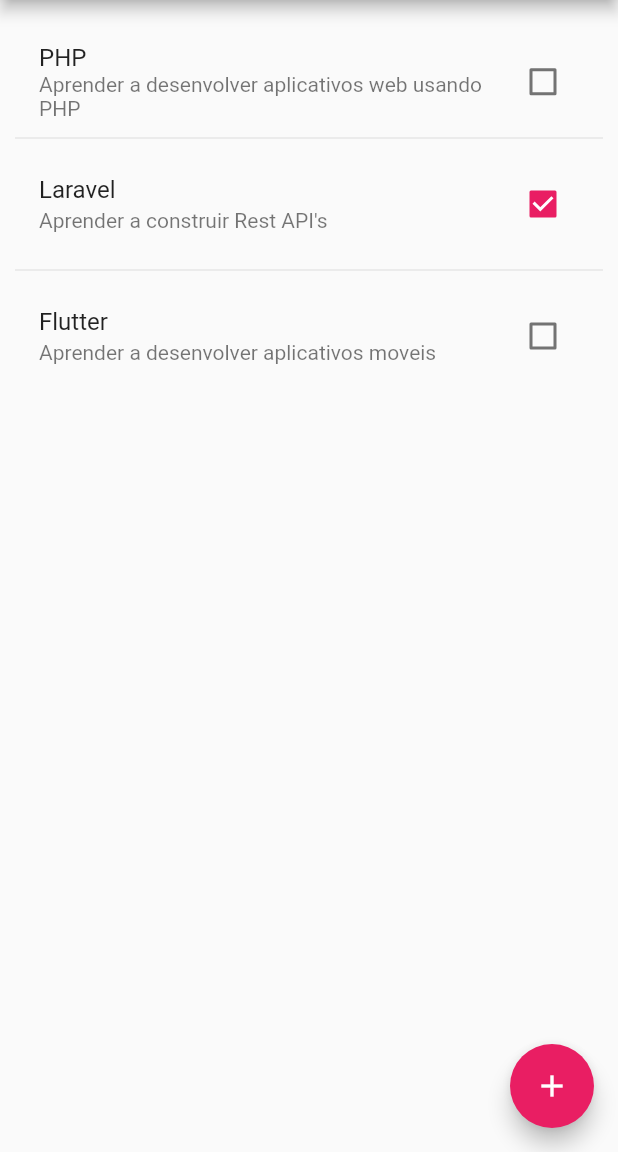
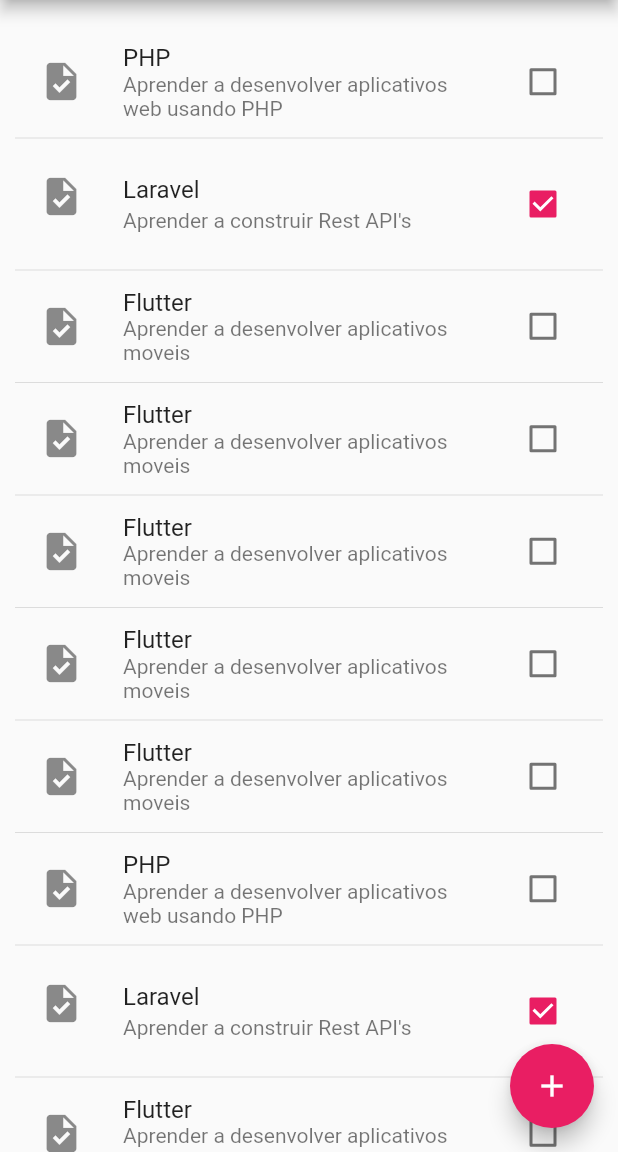
Before and after one commit to marinoricardo/todoapp, a Flutter app: the screen it shows after launch, on a phone screen of 412 x 824 dp, the part 84-1236 px from its top. Run offline on Flutter 3.47's test engine with Material 2 defaults, Android fonts, the phone set to English and light mode, and no system bars.

Commit message:
fix home.dart

```diff
--- a/lib/home.dart
+++ b/lib/home.dart
@@ -27,6 +27,51 @@ class _HomeState extends State<Home> {
         nome: "Flutter",
         descricao: "Aprender a desenvolver aplicativos moveis",
         done: false),
+    Tarefa(
+        nome: "Flutter",
+        descricao: "Aprender a desenvolver aplicativos moveis",
+        done: false),
+    Tarefa(
+        nome: "Flutter",
+        descricao: "Aprender a desenvolver aplicativos moveis",
+        done: false),
+    Tarefa(
+        nome: "Flutter",
+        descricao: "Aprender a desenvolver aplicativos moveis",
+        done: false),
+    Tarefa(
+        nome: "Flutter",
+        descricao: "Aprender a desenvolver aplicativos moveis",
+        done: false),
+    Tarefa(
+        nome: "PHP",
+        descricao: "Aprender a desenvolver aplicativos web usando PHP",
+        done: false),
+    Tarefa(
+      nome: "Laravel",
+      descricao: "Aprender a construir Rest API's",
+      done: true,
+    ),
+    Tarefa(
+        nome: "Flutter",
+        descricao: "Aprender a desenvolver aplicativos moveis",
+        done: false),
+    Tarefa(
+        nome: "Flutter",
+        descricao: "Aprender a desenvolver aplicativos moveis",
+        done: false),
+    Tarefa(
+        nome: "Flutter",
+        descricao: "Aprender a desenvolver aplicativos moveis",
+        done: false),
+    Tarefa(
+        nome: "Flutter",
+        descricao: "Aprender a desenvolver aplicativos moveis",
+        done: false),
+    Tarefa(
+        nome: "Flutter",
+        descricao: "Aprender a desenvolver aplicativos moveis",
+        done: false),
   ];
   @override
   Widget build(BuildContext context) {
@@ -51,6 +96,10 @@ class _HomeState extends State<Home> {
             return ListTile(
               title: Text(tarefas[index].nome),
               subtitle: Text(tarefas[index].descricao),
+              leading: Icon(
+                Icons.task,
+                size: 30,
+              ),
               trailing: Checkbox(
                   value: tarefas[index].done,
                   onChanged: (value) {
```
